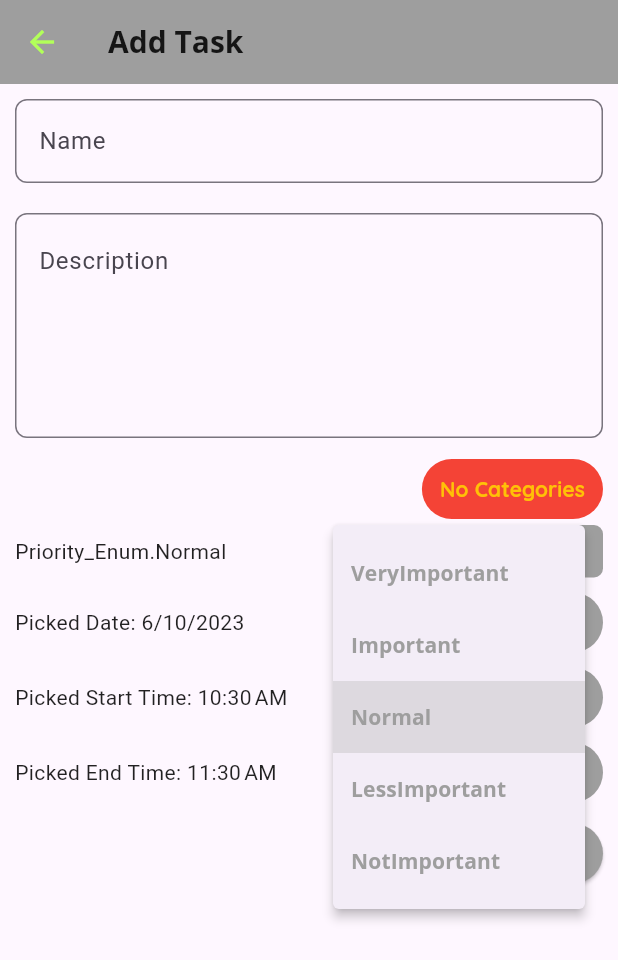
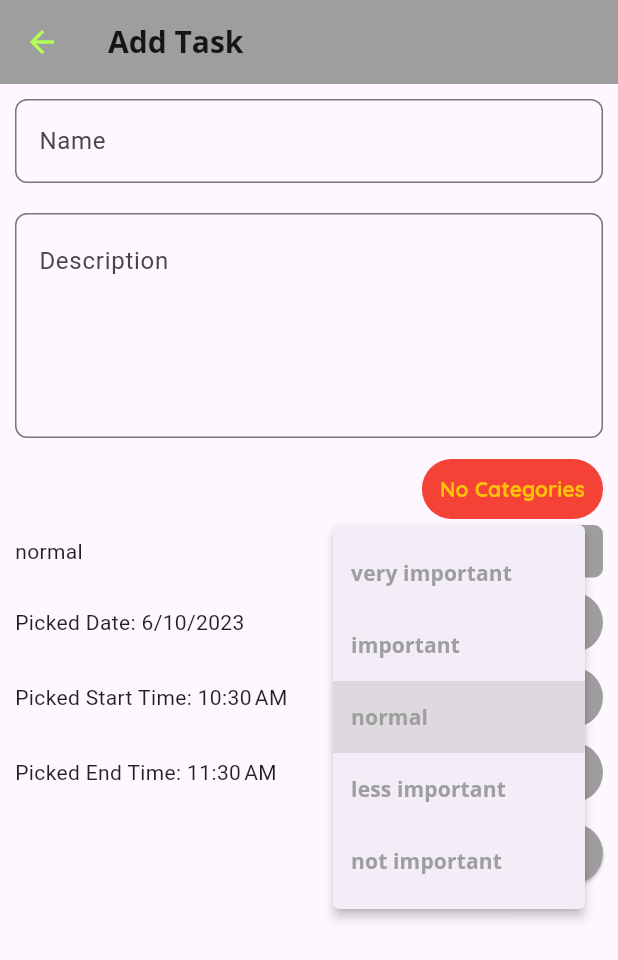
Before and after one commit to HombreOso/first_flutter_project, a Flutter app: the NewScheduledTask screen opened directly with empty values, after a tap on the "label important" icon, on a phone screen of 412 x 824 dp. Shown: the top 960 px of the screen. Run offline on Flutter 3.47's test engine with Material 2 defaults, Android fonts, the phone set to English and light mode, and no system bars; our stand-ins replace cloud_firestore, dropdown_button2, firebase_auth, firebase_core, image_picker, pie_chart and 1 more; accounts and stored records are empty.

Commit message:
display user friendly priority categories

```diff
--- a/lib/models/priority_enum.dart
+++ b/lib/models/priority_enum.dart
@@ -5,3 +5,11 @@ enum Priority_Enum {
   LessImportant,
   NotImportant,
 }
+
+Map<Priority_Enum, String> priorityMap = {
+  Priority_Enum.VeryImportant: "very important",
+  Priority_Enum.Important: "important",
+  Priority_Enum.Normal: "normal",
+  Priority_Enum.LessImportant: "less important",
+  Priority_Enum.NotImportant: "not important",
+};
--- a/lib/widgets/dropdownPriority.dart
+++ b/lib/widgets/dropdownPriority.dart
@@ -37,7 +37,7 @@ class _DropdownButtonPriorityState extends State<DropdownButtonPriority> {
           child: Row(
             children: [
               Expanded(
-                child: Text('$dropdownValue'),
+                child: Text('${priorityMap[dropdownValue]}'),
               ),
               Container(
                 height: 35,
@@ -57,7 +57,7 @@ class _DropdownButtonPriorityState extends State<DropdownButtonPriority> {
                       return PopupMenuItem<String>(
                         value: value.name,
                         child: Text(
-                          value.name,
+                          priorityMap[value]!,
                           style: TextStyle(
                             color: Theme.of(context).canvasColor,
                             fontFamily: 'OpenSans',
--- a/lib/widgets/new_scheduled_task.dart
+++ b/lib/widgets/new_scheduled_task.dart
@@ -28,7 +28,7 @@ class NewScheduledTask extends StatefulWidget {
 
 class _NewScheduledTaskState extends State<NewScheduledTask> {
   var _descriptionController;
-  var _titleController;
+  var _tskNameController;
   DateTime tskStartDatetimePlanned = DateTime.timestamp();
   String tskCategory = "Job";
   DateTime tskEndDatetimePlanned = DateTime.timestamp().add(Duration(hours: 3));
@@ -44,12 +44,12 @@ class _NewScheduledTaskState extends State<NewScheduledTask> {
   @override
   void initState() {
     super.initState();
-    _titleController = TextEditingController(text: widget.initialTitleText);
+    _tskNameController = TextEditingController(text: widget.initialTitleText);
     _descriptionController =
         TextEditingController(text: widget.initialTitleText);
   }
 
-  // final _titleController = TextEditingController();
+  // final _tskNameController = TextEditingController();
   // final _descriptionController = TextEditingController();
   DateTime _selectedDate = DateTime.now();
   TimeOfDay? _selectedStartTime = TimeOfDay.now();
@@ -66,7 +66,7 @@ class _NewScheduledTaskState extends State<NewScheduledTask> {
     if (_descriptionController.text.isEmpty) {
       return;
     }
-    final tskName = _titleController.text;
+    final tskName = _tskNameController.text;
 
     if (tskName.isEmpty) {
       return;
@@ -199,7 +199,7 @@ class _NewScheduledTaskState extends State<NewScheduledTask> {
                       borderSide:
                           BorderSide(color: Theme.of(context).primaryColor)),
                 ),
-                controller: _titleController,
+                controller: _tskNameController,
                 onSubmitted: (_) => _usedDefaultDate ? null : _submitData(),
                 // onChanged: (val) {
                 //   titleInput = val;
```
